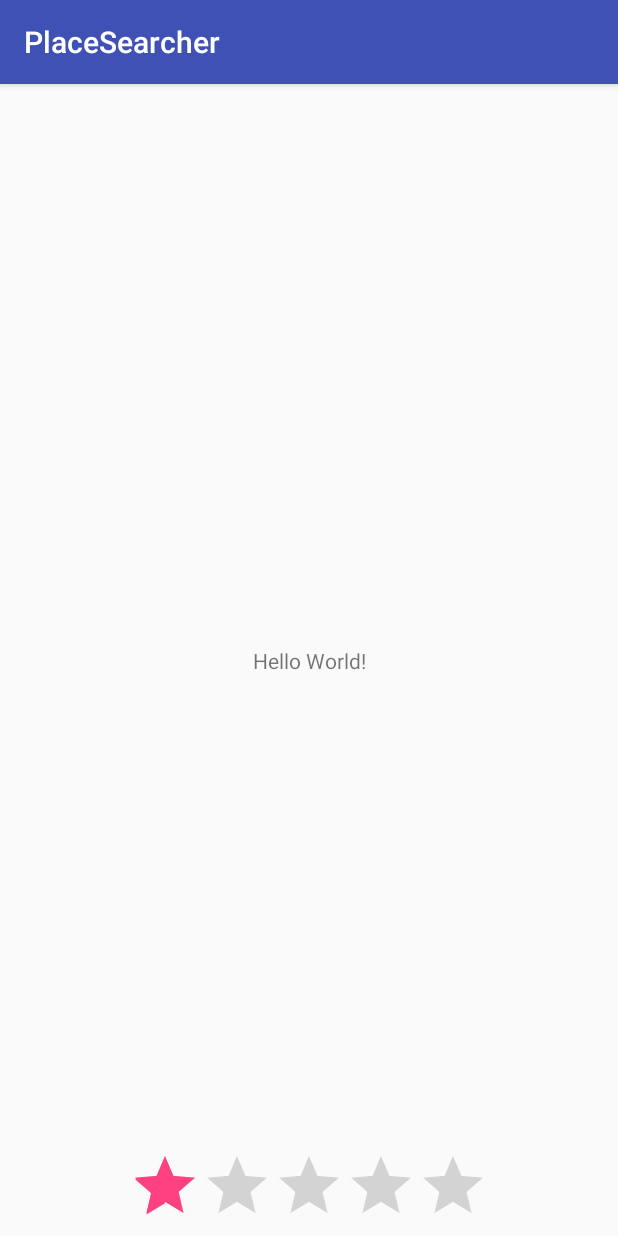
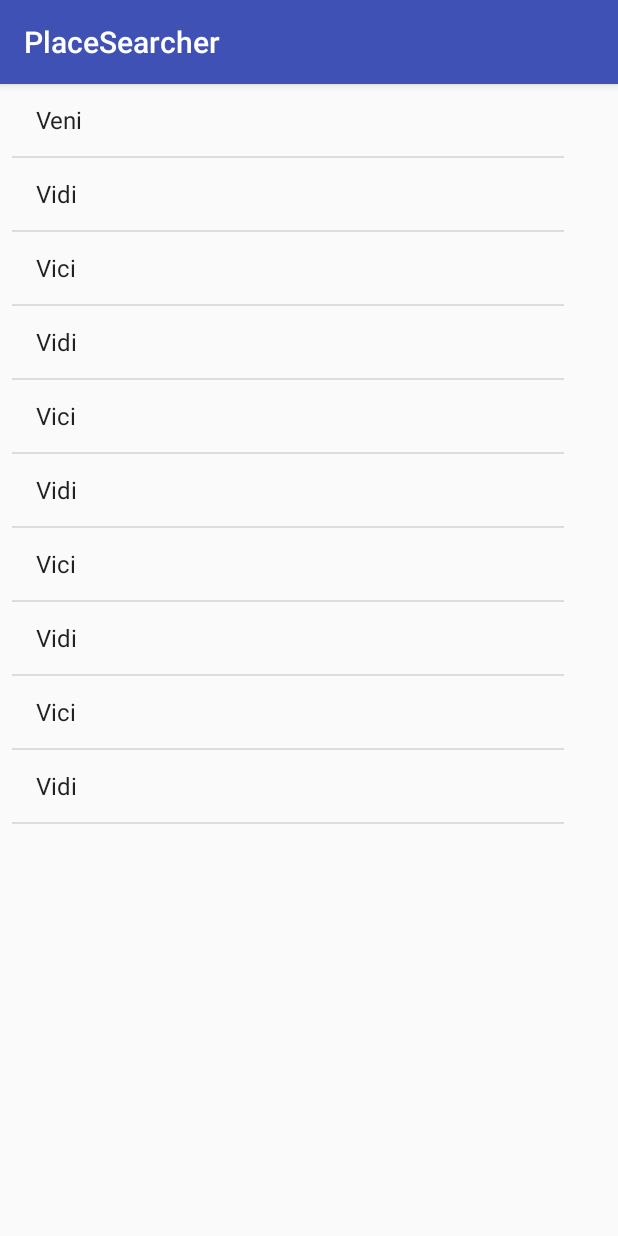
Before and after one commit to Raphael-Libot/PlaceSearcher, an Android app: the screen it shows after launch (MainActivity), on a phone screen of 412 x 824 dp. Run offline under Robolectric (Android 15) with nearby library versions, the phone set to English and light mode, and no system bars; our stand-ins replace ButterKnife.

Commit message:
liste V1

```diff
--- a/app/src/main/java/org/miage/placesearcher/MainActivity.java
+++ b/app/src/main/java/org/miage/placesearcher/MainActivity.java
@@ -3,6 +3,8 @@ package org.miage.placesearcher;
 import android.support.v7.app.AppCompatActivity;
 import android.os.Bundle;
 import android.view.View;
+import android.widget.ArrayAdapter;
+import android.widget.ListView;
 import android.widget.RatingBar;
 import android.widget.TextView;
 
@@ -12,34 +14,23 @@ import butterknife.OnClick;
 
 public class MainActivity extends AppCompatActivity {
 
-    @BindView(R.id.ratingBar)
-    RatingBar ratingBar;
+    @BindView(R.id.items)
+    ListView itemsView;
 
-    @BindView(R.id.textView)
-    TextView textView;
 
     @Override
     protected void onCreate(Bundle savedInstanceState) {
         super.onCreate(savedInstanceState);
         setContentView(R.layout.activity_main);
         ButterKnife.bind(this);
+        createList();
     }
 
-    @OnClick(R.id.textView)
-    public void decreaseRating(){
-        float actualRating = this.ratingBar.getRating();
-        if (actualRating > 0) {
-            this.ratingBar.setRating(actualRating - 1);
-        }
+    private void createList(){
+        String[] listItems = new String[]{"Veni","Vidi","Vici","Vidi","Vici","Vidi","Vici","Vidi","Vici","Vidi","Vici","Vidi","Vici","Vidi","Vici","Vidi","Vici","Vidi","Vici","Vidi","Vici","Vidi","Vici","Vidi","Vici","Vidi","Vici","Vidi","Vici","Vidi","Vici","Vidi","Vici"};
+        ArrayAdapter adapter = new ArrayAdapter(this, android.R.layout.simple_list_item_1, listItems);
+        itemsView.setAdapter(adapter);
     }
 
 
-    @Override
-    protected void onResume(){
-        super.onResume();
-        float actualRating = this.ratingBar.getRating();
-        if (actualRating < this.ratingBar.getMax()) {
-            this.ratingBar.setRating(actualRating + 1);
-        }
-    }
 }
--- a/app/src/main/res/layout/activity_main.xml
+++ b/app/src/main/res/layout/activity_main.xml
@@ -7,22 +7,14 @@
     android:layout_height="match_parent"
     tools:context="org.miage.placesearcher.MainActivity">
 
-    <TextView
-        android:id="@+id/textView"
-        android:layout_width="wrap_content"
-        android:layout_height="wrap_content"
-        android:text="Hello World!"
-        app:layout_constraintBottom_toBottomOf="parent"
+
+    <ListView
+        android:id="@+id/items"
+        android:layout_width="368dp"
+        android:layout_height="495dp"
+        android:layout_marginLeft="8dp"
         app:layout_constraintLeft_toLeftOf="parent"
-        app:layout_constraintRight_toRightOf="parent"
         app:layout_constraintTop_toTopOf="parent" />
 
-    <RatingBar
-        android:id="@+id/ratingBar"
-        android:layout_width="wrap_content"
-        android:layout_height="wrap_content"
-        app:layout_constraintLeft_toLeftOf="parent"
-        app:layout_constraintRight_toRightOf="parent"
-        app:layout_constraintBottom_toBottomOf="parent" />
 
 </android.support.constraint.ConstraintLayout>
```
